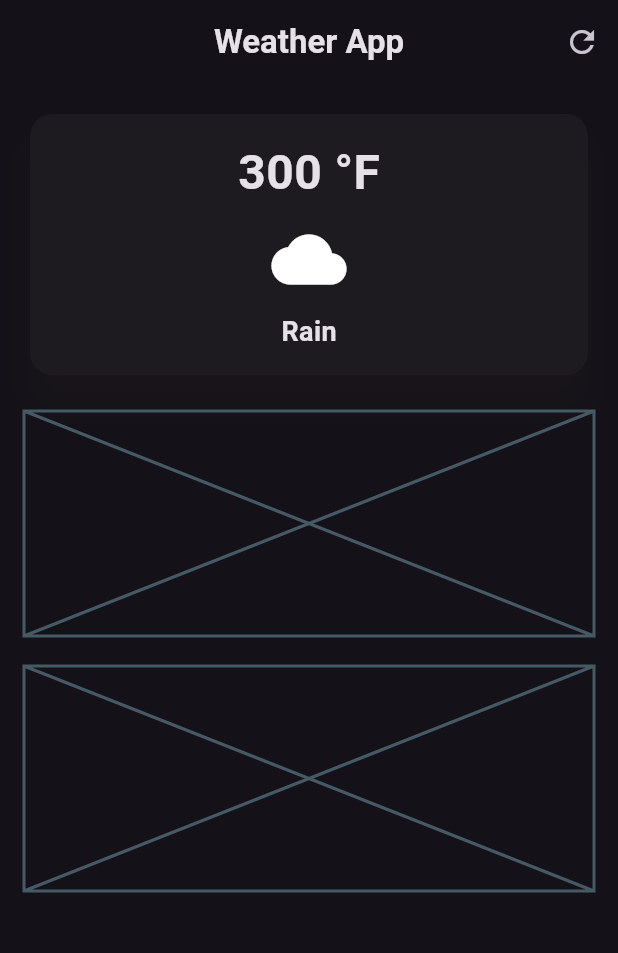
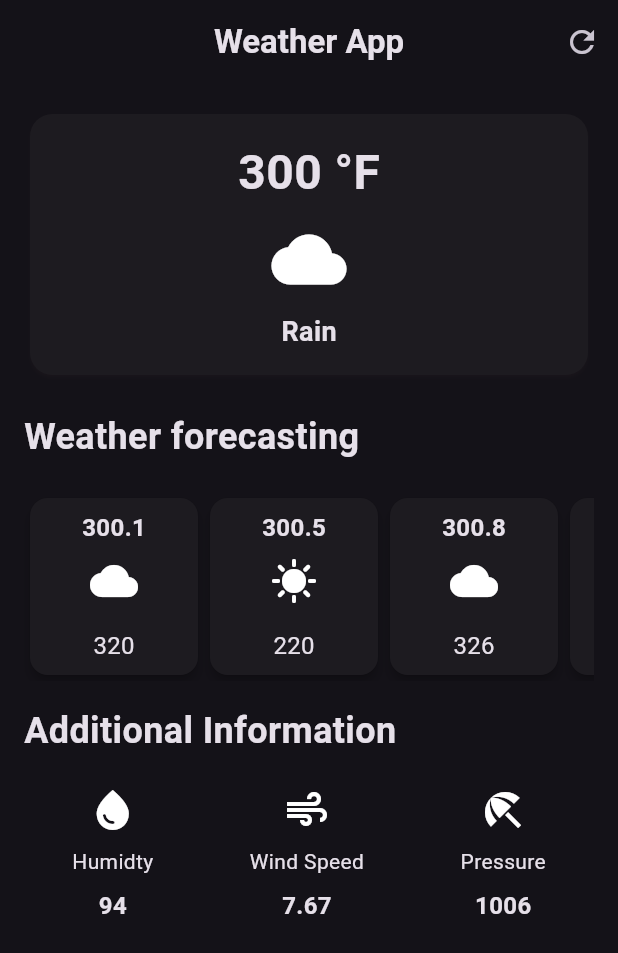
Before and after one commit to boysenberrys/learning-dart, a Flutter app: the screen it shows after launch, on a phone screen of 412 x 824 dp. Shown: the top 953 px of the screen. Run offline on Flutter 3.47's test engine with Material 3 defaults, Android fonts, the phone set to English and light mode, and no system bars.

Commit message:
weather app

```diff
--- /dev/null
+++ b/FlutterProjects/weather__app/lib/additional_info_item.dart
@@ -0,0 +1,32 @@
+import "package:flutter/material.dart";
+
+class AdditionalInformation extends StatelessWidget {
+  final IconData icon;
+  final String label;
+  final String value;
+
+
+  const AdditionalInformation({
+    super.key,
+    required this.icon,
+    required this.label,
+    required this.value}
+
+  );
+
+  @override
+  Widget build(BuildContext context) {
+    return Column(
+      children: [
+        Icon(icon, size: 32),
+        SizedBox(height: 8),
+        Text(label),
+        SizedBox(height: 8),
+        Text(value, style: TextStyle(
+          fontSize: 16,
+          fontWeight: FontWeight.bold
+        ),)
+      ],
+    );
+  }
+}
--- /dev/null
+++ b/FlutterProjects/weather__app/lib/secrets.dart
@@ -0,0 +1 @@
+const openWeatherKey = "0425ef9c397f2d35d764dfee17ee6d60";
--- /dev/null
+++ b/FlutterProjects/weather__app/lib/weather_forecast.dart
@@ -0,0 +1,46 @@
+import 'package:flutter/material.dart';
+
+
+
+class EarlyForecastItem extends StatelessWidget {
+
+  final String weatherValue;
+  final String conditionValue;
+  final IconData icon;
+  const EarlyForecastItem({
+    super.key,
+    required this.weatherValue,
+    required this.conditionValue,
+    required this.icon,
+  });
+
+  @override
+  Widget build(BuildContext context) {
+    return SizedBox(
+      width: 120,
+      child: Card(
+        elevation: 3,
+        child: Padding(
+          padding: EdgeInsets.all(8.0),
+          child: Column(
+            children: [
+              Text( weatherValue,
+              style: TextStyle(
+                fontSize: 16,
+                fontWeight: FontWeight.bold
+              )
+              ),
+              SizedBox(height: 8),
+              Icon(icon, size: 32),
+              SizedBox(height: 16),
+              Text(conditionValue,
+              style: TextStyle(
+                fontSize: 16
+              ))
+            ],
+          ),
+        ),
+      ),
+    );
+  }
+}
--- a/FlutterProjects/weather__app/lib/weather_screep.dart
+++ b/FlutterProjects/weather__app/lib/weather_screep.dart
@@ -1,11 +1,30 @@
 import "package:flutter/material.dart";
+import "package:weather__app/additional_info_item.dart";
+import "package:weather__app/secrets.dart";
+import "package:weather__app/weather_forecast.dart";
+import 'package:http/http.dart' as http;
 
 
-class MyWeatherScreenApp extends StatelessWidget {
+
+class MyWeatherScreenApp extends StatefulWidget {
   const MyWeatherScreenApp({super.key});
 
   @override
+  State<MyWeatherScreenApp> createState() => _MyWeatherScreenAppState();
+}
+
+class _MyWeatherScreenAppState extends State<MyWeatherScreenApp> {
+  @override
   Widget build(BuildContext context) {
+    String cityName = "London";
+
+    Future getCurrentWeather()async{
+      final result = await http.get(
+        Uri.parse("https://api.openweathermap.org/data/2.5/weather?q=$cityName&APPID=$openWeatherKey")
+      );
+      print(result.body);
+
+    }
     return Scaffold(
       appBar: AppBar(
         title: Text("Weather App",
@@ -27,7 +46,7 @@ class MyWeatherScreenApp extends StatelessWidget {
             SizedBox(
               width: double.infinity,
               child: Card(
-                elevation: 10,
+                // elevation: 5,
                 shadowColor: const Color.fromARGB(31, 126, 83, 83),
                 shape: RoundedRectangleBorder(
                   borderRadius: BorderRadius.circular(15)
@@ -61,19 +80,53 @@ class MyWeatherScreenApp extends StatelessWidget {
               ),
             //some height box
             const SizedBox(height: 20),
-            //forecast cards
-            const Placeholder(
-              fallbackHeight: 150,
+            Align(
+              alignment: AlignmentGeometry.centerLeft,
+              child: Text("Weather forecasting", style: TextStyle(
+                fontSize: 24,
+                fontWeight: FontWeight.bold
               ),
-            //some height box
+              ),
+            ),
             const SizedBox(height: 20),
             //forecast cards
-            const Placeholder(
-              fallbackHeight: 150,
+
+            SingleChildScrollView(
+              scrollDirection: Axis.horizontal,
+              child: Row(
+                children: [
+                  EarlyForecastItem(weatherValue: "300.1", conditionValue: "320", icon: Icons.cloud),
+                  EarlyForecastItem(weatherValue: "300.5", conditionValue: "220",icon: Icons.sunny),
+                  EarlyForecastItem(weatherValue: "300.8", conditionValue: "326", icon: Icons.cloud),
+                  EarlyForecastItem(weatherValue: "328.2", conditionValue: "329", icon: Icons.sunny),
+                  EarlyForecastItem(weatherValue: "300.9", conditionValue: "321", icon: Icons.cloud),
+                ]
               )
+            ),
+            SizedBox(height: 16),
+            Align(
+              alignment: AlignmentGeometry.centerLeft,
+              child: Text("Additional Information", style: TextStyle(
+                fontSize: 24,
+                fontWeight: FontWeight.bold
+              ),
+              ),
+            ),
+            const SizedBox(height: 20),
+              Row(
+                mainAxisAlignment: MainAxisAlignment.spaceAround,
+                children: [
+                  AdditionalInformation(icon: Icons.water_drop, label: "Humidty", value: "94"),
+                  AdditionalInformation(icon: Icons.air, label: "Wind Speed", value: "7.67"),
+                  AdditionalInformation(icon: Icons.beach_access, label: "Pressure", value: "1006")
                 ],
+              ),
+
+          ],
+
         ),
       ),
     );
+
   }
 }
--- a/FlutterProjects/weather__app/pubspec.yaml
+++ b/FlutterProjects/weather__app/pubspec.yaml
@@ -30,6 +30,7 @@ environment:
 dependencies:
   flutter:
     sdk: flutter
+  http: ^1.6.0
 
   # The following adds the Cupertino Icons font to your application.
   # Use with the CupertinoIcons class for iOS style icons.
```
Also changed, not shown: FlutterProjects/weather__app/pubspec.lock. Lines whose indentation alone changed are shown as unchanged.
